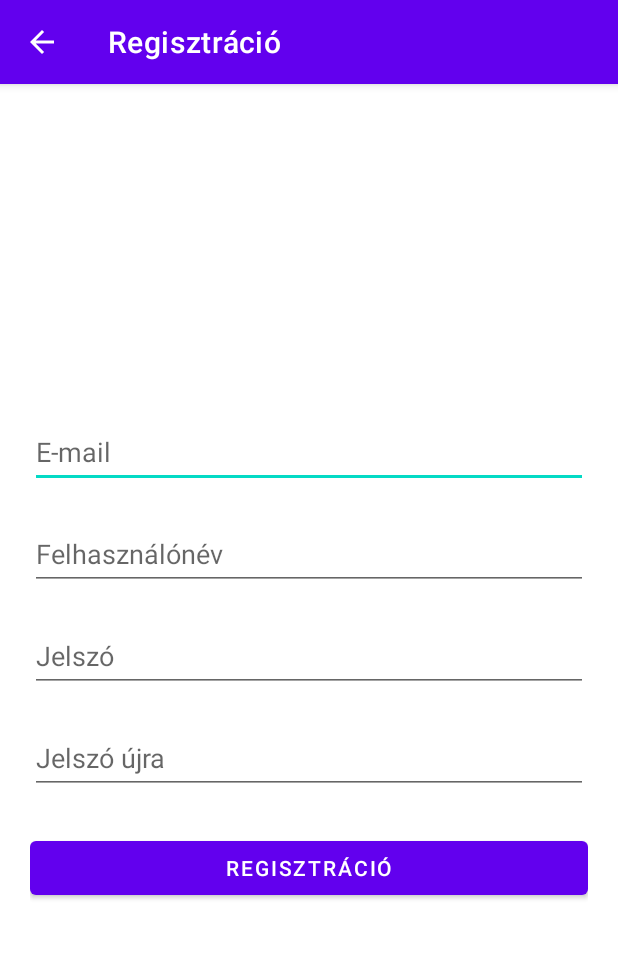
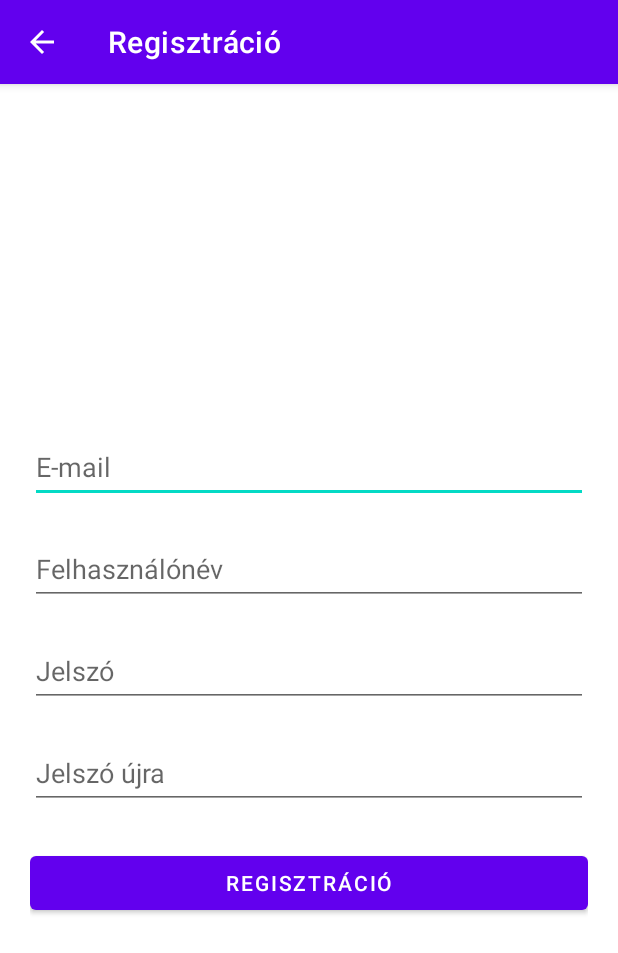
Before and after one commit to Andruida/SZTE-mobilalkfejl, an Android app: the RegisterActivity screen opened directly, with no data from a screen before it, on a phone screen of 412 x 824 dp. Shown: the top 953 px of the screen. Run offline under Robolectric (Android 15) with nearby library versions, the phone set to English and light mode, and no system bars; our stand-ins replace Firebase (no records; nobody signed in at launch, a user with empty details on screens opened directly); 1 statement that could not run was skipped.

Commit message:
UI refinements

```diff
--- a/app/src/main/res/layout/activity_login.xml
+++ b/app/src/main/res/layout/activity_login.xml
@@ -20,6 +20,7 @@
             android:id="@+id/linearLayout"
             android:layout_width="match_parent"
             android:layout_height="wrap_content"
+            android:paddingTop="20dp"
             android:layout_marginStart="20dp"
             android:layout_marginEnd="20dp"
             android:orientation="vertical">
--- a/app/src/main/res/layout/activity_main.xml
+++ b/app/src/main/res/layout/activity_main.xml
@@ -13,7 +13,7 @@
         android:layout_width="0dp"
         android:layout_height="match_parent"
         android:scrollbars="vertical"
-        android:layout_marginTop="40dp"
+        android:paddingTop="40dp"
         app:layout_constraintWidth_max="400dp"
         app:layout_constraintBottom_toBottomOf="parent"
         app:layout_constraintEnd_toEndOf="parent"
--- a/app/src/main/res/layout/activity_register.xml
+++ b/app/src/main/res/layout/activity_register.xml
@@ -7,17 +7,22 @@
     android:layout_height="match_parent"
     tools:context=".authentication.RegisterActivity">
 
-    <LinearLayout
-        android:id="@+id/linearLayout"
-        android:layout_width="0dp"
+    <ScrollView
+        android:layout_width="match_parent"
         android:layout_height="wrap_content"
-        android:layout_marginStart="20dp"
-        android:layout_marginEnd="20dp"
-        android:orientation="vertical"
         app:layout_constraintBottom_toBottomOf="parent"
         app:layout_constraintEnd_toEndOf="parent"
         app:layout_constraintStart_toStartOf="parent"
         app:layout_constraintTop_toTopOf="parent">
+        <LinearLayout
+            android:id="@+id/linearLayout"
+            android:layout_width="match_parent"
+            android:layout_height="wrap_content"
+            android:paddingTop="20dp"
+            android:layout_marginStart="20dp"
+            android:layout_marginEnd="20dp"
+            android:orientation="vertical"
+            >
 
             <EditText
                 android:id="@+id/emailEditText"
@@ -64,5 +69,6 @@
                 android:text="@string/register_button" />
 
         </LinearLayout>
+    </ScrollView>
 
 </androidx.constraintlayout.widget.ConstraintLayout>
```
Also changed, not shown: app/src/main/java/hu/andruida/nezzuk/model/adapters/TicketListingAdapter.java (line endings or trailing spaces). Lines whose indentation alone changed are shown as unchanged.
